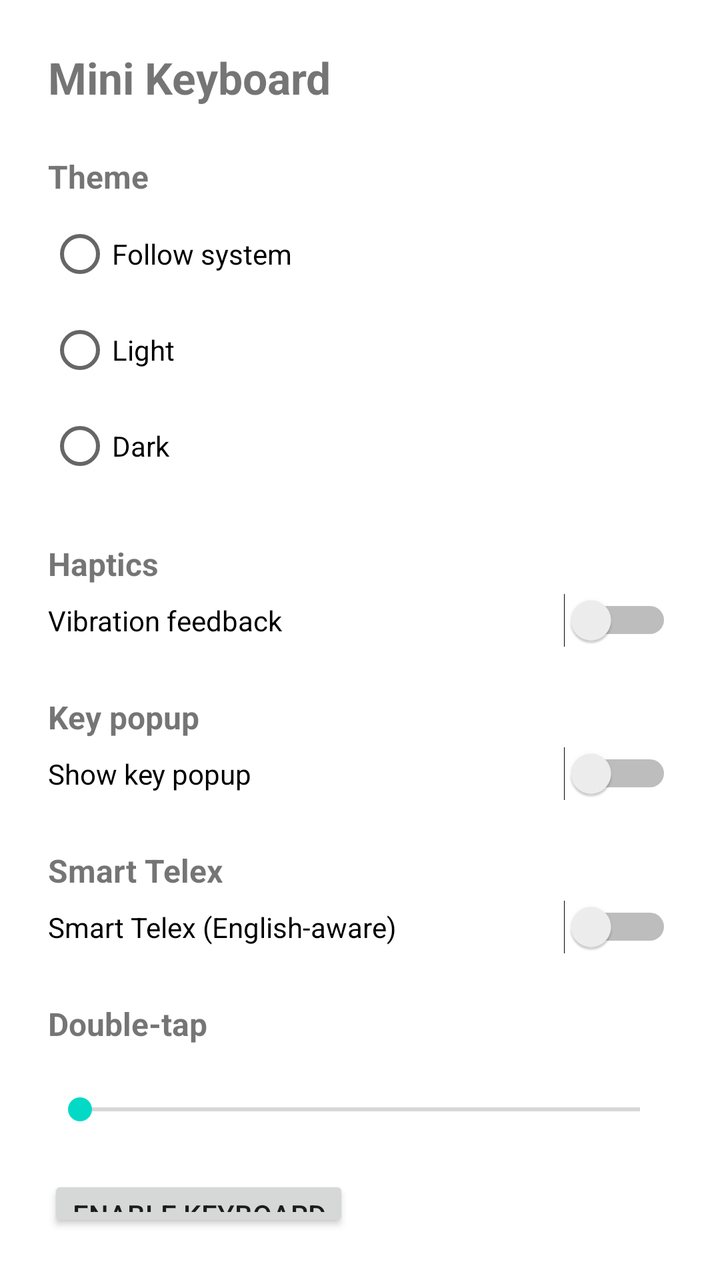
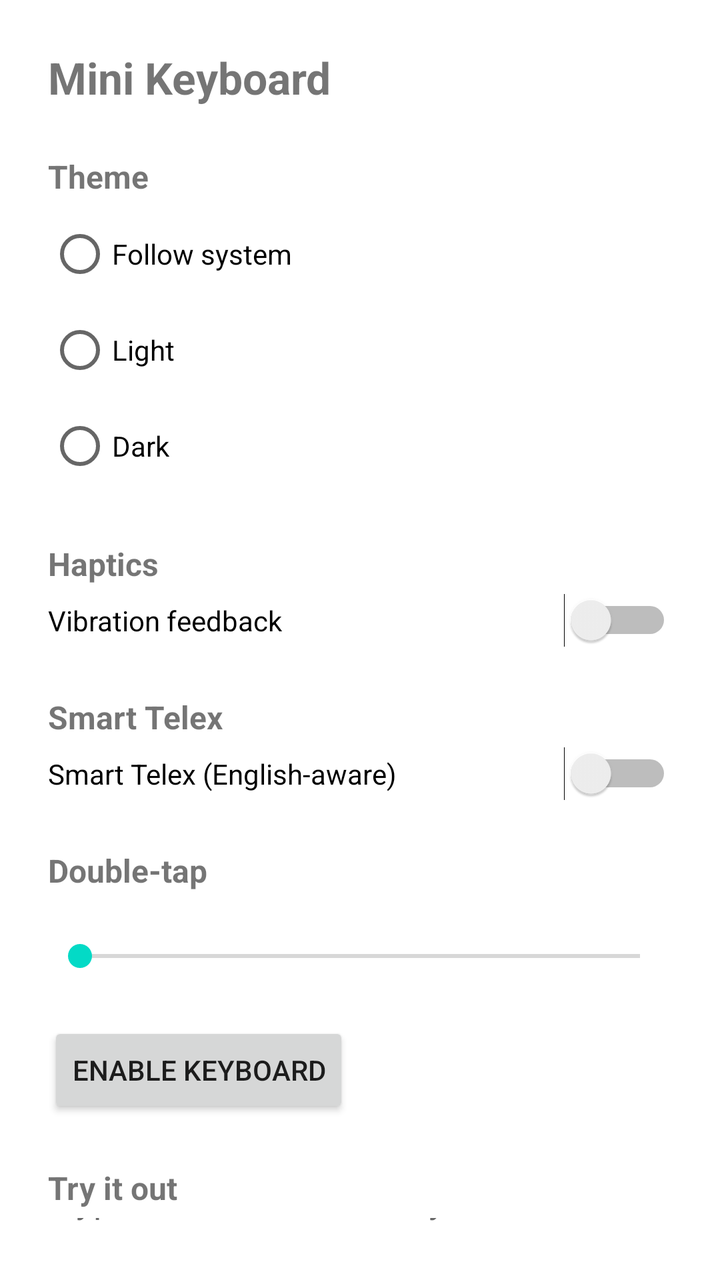

An Android layout rendered at two revisions. The XML below is the earlier revision; the diff shows what the commit changed to produce the second picture.
<!-- AndroidManifest.xml: fallback theme Theme.MaterialComponents.DayNight.NoActionBar -->
<!-- res/layout/activity_settings.xml -->
<?xml version="1.0" encoding="utf-8"?>
<LinearLayout xmlns:android="http://schemas.android.com/apk/res/android"
    android:layout_width="match_parent"
    android:layout_height="match_parent"
    android:orientation="vertical"
    android:padding="24dp">

    <TextView
        android:id="@+id/settings_title"
        android:layout_width="wrap_content"
        android:layout_height="wrap_content"
        android:text="@string/app_name"
        android:textSize="22sp"
        android:textStyle="bold" />

    <TextView
        android:layout_width="wrap_content"
        android:layout_height="wrap_content"
        android:layout_marginTop="24dp"
        android:text="@string/theme_title"
        android:textSize="16sp"
        android:textStyle="bold" />

    <RadioGroup
        android:id="@+id/theme_group"
        android:layout_width="match_parent"
        android:layout_height="wrap_content"
        android:layout_marginTop="4dp">

        <RadioButton
            android:id="@+id/theme_system"
            android:layout_width="wrap_content"
            android:layout_height="wrap_content"
            android:text="@string/theme_system" />

        <RadioButton
            android:id="@+id/theme_light"
            android:layout_width="wrap_content"
            android:layout_height="wrap_content"
            android:text="@string/theme_light" />

        <RadioButton
            android:id="@+id/theme_dark"
            android:layout_width="wrap_content"
            android:layout_height="wrap_content"
            android:text="@string/theme_dark" />
    </RadioGroup>

    <TextView
        android:layout_width="wrap_content"
        android:layout_height="wrap_content"
        android:layout_marginTop="24dp"
        android:text="@string/haptics_title"
        android:textSize="16sp"
        android:textStyle="bold" />

    <Switch
        android:id="@+id/haptic_switch"
        android:layout_width="match_parent"
        android:layout_height="wrap_content"
        android:layout_marginTop="4dp"
        android:text="@string/haptics_label" />

    <TextView
        android:layout_width="wrap_content"
        android:layout_height="wrap_content"
        android:layout_marginTop="24dp"
        android:text="@string/popup_title"
        android:textSize="16sp"
        android:textStyle="bold" />

    <Switch
        android:id="@+id/popup_switch"
        android:layout_width="match_parent"
        android:layout_height="wrap_content"
        android:layout_marginTop="4dp"
        android:text="@string/popup_label" />

    <TextView
        android:layout_width="wrap_content"
        android:layout_height="wrap_content"
        android:layout_marginTop="24dp"
        android:text="@string/smart_title"
        android:textSize="16sp"
        android:textStyle="bold" />

    <Switch
        android:id="@+id/smart_switch"
        android:layout_width="match_parent"
        android:layout_height="wrap_content"
        android:layout_marginTop="4dp"
        android:text="@string/smart_label" />

    <TextView
        android:layout_width="wrap_content"
        android:layout_height="wrap_content"
        android:layout_marginTop="24dp"
        android:text="@string/double_tap_title"
        android:textSize="16sp"
        android:textStyle="bold" />

    <TextView
        android:id="@+id/double_tap_value"
        android:layout_width="wrap_content"
        android:layout_height="wrap_content"
        android:layout_marginTop="4dp"
        android:textSize="14sp" />

    <SeekBar
        android:id="@+id/double_tap_seek"
        android:layout_width="match_parent"
        android:layout_height="wrap_content"
        android:max="40" />

    <Button
        android:id="@+id/enable_button"
        android:layout_width="wrap_content"
        android:layout_height="wrap_content"
        android:layout_marginTop="24dp"
        android:text="@string/enable_button" />

    <TextView
        android:layout_width="wrap_content"
        android:layout_height="wrap_content"
        android:layout_marginTop="24dp"
        android:text="@string/test_title"
        android:textSize="16sp"
        android:textStyle="bold"
        android:labelFor="@id/test_input" />

    <EditText
        android:id="@+id/test_input"
        android:layout_width="match_parent"
        android:layout_height="wrap_content"
        android:layout_marginTop="4dp"
        android:hint="@string/test_hint"
        android:inputType="text" />


</LinearLayout>
<!-- resources referenced by this layout -->
<resources>
  <string name="app_name">Mini Keyboard</string>
  <string name="double_tap_title">Double-tap</string>
  <string name="enable_button">Enable keyboard</string>
  <string name="haptics_label">Vibration feedback</string>
  <string name="haptics_title">Haptics</string>
  <string name="popup_label">Show key popup</string>
  <string name="popup_title">Key popup</string>
  <string name="smart_label">Smart Telex (English-aware)</string>
  <string name="smart_title">Smart Telex</string>
  <string name="test_hint">Type here to test the keyboard</string>
  <string name="test_title">Try it out</string>
  <string name="theme_dark">Dark</string>
  <string name="theme_light">Light</string>
  <string name="theme_system">Follow system</string>
  <string name="theme_title">Theme</string>
</resources>

<!-- the commit's change to res/layout/activity_settings.xml (unified diff, before → after) -->
@@ -65,21 +65,6 @@
         android:layout_width="wrap_content"
         android:layout_height="wrap_content"
         android:layout_marginTop="24dp"
-        android:text="@string/popup_title"
-        android:textSize="16sp"
-        android:textStyle="bold" />
-
-    <Switch
-        android:id="@+id/popup_switch"
-        android:layout_width="match_parent"
-        android:layout_height="wrap_content"
-        android:layout_marginTop="4dp"
-        android:text="@string/popup_label" />
-
-    <TextView
-        android:layout_width="wrap_content"
-        android:layout_height="wrap_content"
-        android:layout_marginTop="24dp"
         android:text="@string/smart_title"
         android:textSize="16sp"
         android:textStyle="bold" />
<!-- resource entries referenced after the edit -->
@@ -5,8 +5,6 @@
   <string name="enable_button">Enable keyboard</string>
   <string name="haptics_label">Vibration feedback</string>
   <string name="haptics_title">Haptics</string>
-  <string name="popup_label">Show key popup</string>
-  <string name="popup_title">Key popup</string>
   <string name="smart_label">Smart Telex (English-aware)</string>
   <string name="smart_title">Smart Telex</string>
   <string name="test_hint">Type here to test the keyboard</string>
